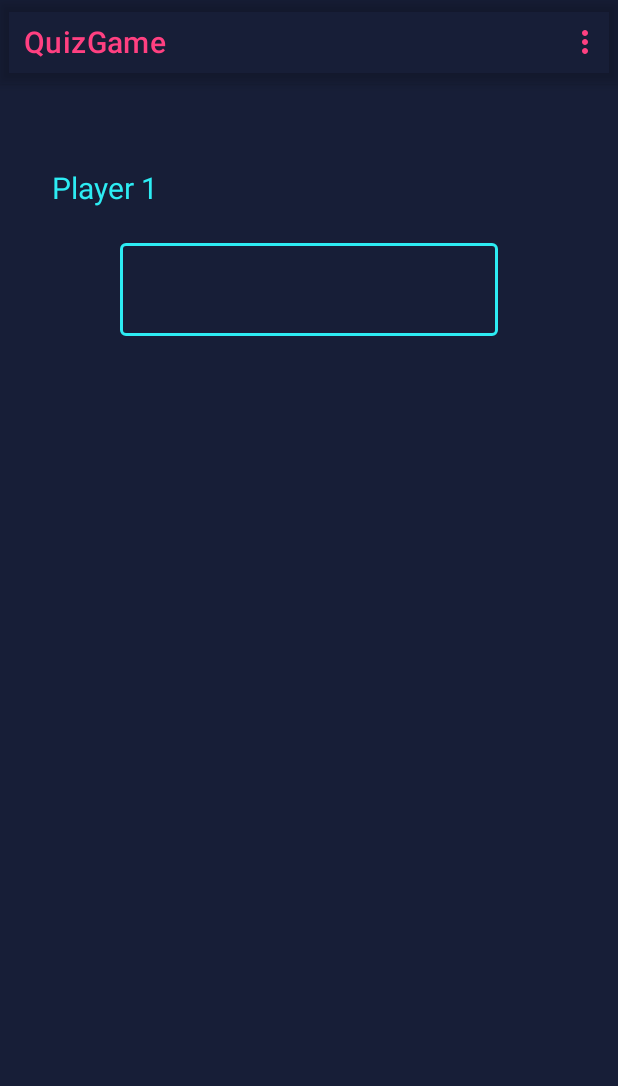
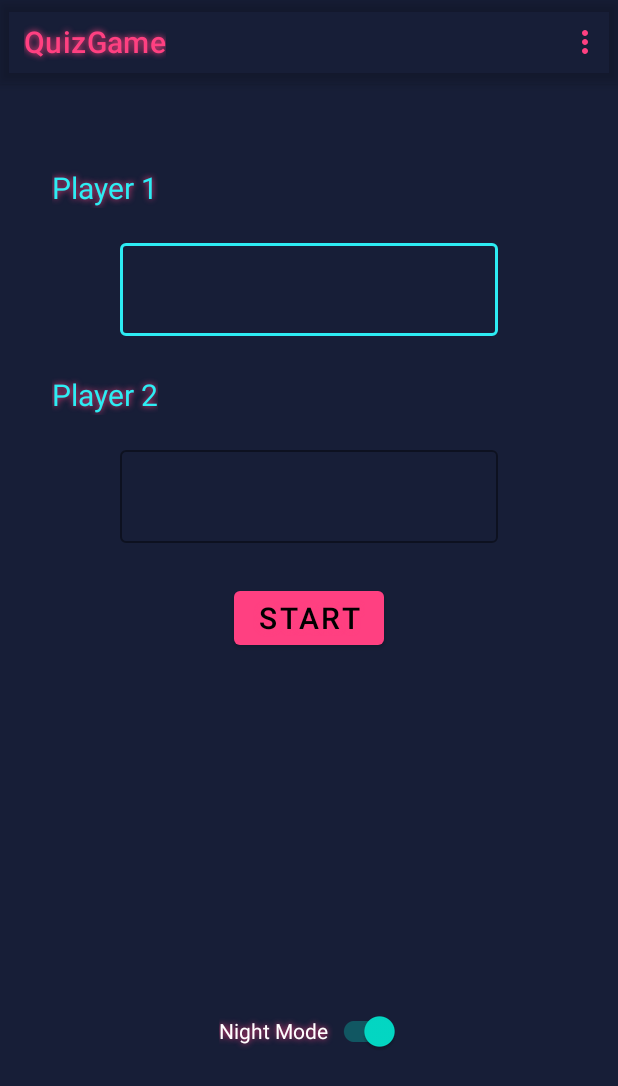
Before and after one commit to Ethan0Stevens/QuizGame-steveth, an Android app: the screen it shows after launch (MainActivity), on a phone screen of 412 x 824 dp. Shown: the top 1086 px of the screen. Run offline under Robolectric (Android 15) with nearby library versions, the phone set to English and light mode, and no system bars.

Commit message:
Fin du projet

```diff
--- a/app/src/main/java/com/steveth/quizgame/MainActivity.java
+++ b/app/src/main/java/com/steveth/quizgame/MainActivity.java
@@ -1,10 +1,14 @@
 package com.steveth.quizgame;
 
 import androidx.appcompat.app.AppCompatActivity;
+import androidx.appcompat.app.AppCompatDelegate;
+import androidx.appcompat.widget.SwitchCompat;
 import androidx.appcompat.widget.Toolbar;
 
 import android.annotation.SuppressLint;
+import android.app.UiModeManager;
 import android.content.Intent;
+import android.content.SharedPreferences;
 import android.os.Bundle;
 import android.text.Editable;
 import android.text.TextWatcher;
@@ -13,7 +17,9 @@ import android.view.MenuInflater;
 import android.view.MenuItem;
 import android.view.View;
 import android.widget.Button;
+import android.widget.CompoundButton;
 import android.widget.LinearLayout;
+import android.widget.Switch;
 import android.widget.TextView;
 
 import com.google.android.material.textfield.TextInputEditText;
@@ -31,6 +37,9 @@ public class MainActivity extends AppCompatActivity {
     private LinearLayout LL_about;
     private Button BT_Start;
 
+    private SharedPreferences sharedPreferences = null;
+    private SwitchCompat NightMode;
+
     @Override
     protected void onCreate(Bundle savedInstanceState) {
         super.onCreate(savedInstanceState);
@@ -44,6 +53,8 @@ public class MainActivity extends AppCompatActivity {
         InLayout_p2 = findViewById(R.id.textInputLayout_p2);
         LL_about = findViewById(R.id.main_about_popup);
         BT_Start = findViewById(R.id.start_bt);
+        NightMode = findViewById(R.id.switchNightMode);
+        sharedPreferences = getSharedPreferences("night", 0);
     }
 
     @Override
@@ -84,6 +95,29 @@ public class MainActivity extends AppCompatActivity {
             @Override
             public void afterTextChanged(Editable editable) {}
         });
+
+        boolean booleanValue = sharedPreferences.getBoolean("night_mode", true);
+        if (booleanValue) {
+            AppCompatDelegate.setDefaultNightMode(AppCompatDelegate.MODE_NIGHT_YES);
+            NightMode.setChecked(true);
+        }
+
+        NightMode.setOnCheckedChangeListener(new CompoundButton.OnCheckedChangeListener() {
+            @Override
+            public void onCheckedChanged(CompoundButton buttonView, boolean isChecked) {
+                if (isChecked){
+                    AppCompatDelegate.setDefaultNightMode(AppCompatDelegate.MODE_NIGHT_YES);
+                    SharedPreferences.Editor editor = sharedPreferences.edit();
+                    editor.putBoolean("night_mode", true);
+                    editor.apply();
+                } else {
+                    AppCompatDelegate.setDefaultNightMode(AppCompatDelegate.MODE_NIGHT_NO);
+                    SharedPreferences.Editor editor = sharedPreferences.edit();
+                    editor.putBoolean("night_mode", false);
+                    editor.apply();
+                }
+            }
+        });
     }
 
     /**
@@ -111,7 +145,10 @@ public class MainActivity extends AppCompatActivity {
                 LL_about.setClickable(true);
                 break;
             case R.id.action_settings:
-
+                Intent SettingsActivity = new Intent(this, SettingsActivity.class);
+                startActivity(SettingsActivity);
+                //Animation de changement d'activité
+                overridePendingTransition(R.anim.slide_in_right, R.anim.slide_out_left);
                 break;
             default:
                 return super.onOptionsItemSelected(item);
--- a/app/src/main/res/layout-v26/activity_main.xml
+++ /dev/null
@@ -1,206 +0,0 @@
-<?xml version="1.0" encoding="utf-8"?>
-<androidx.constraintlayout.widget.ConstraintLayout xmlns:android="http://schemas.android.com/apk/res/android"
-    xmlns:app="http://schemas.android.com/apk/res-auto"
-    xmlns:tools="http://schemas.android.com/tools"
-    android:id="@+id/constraintLayout"
-    android:layout_width="match_parent"
-    android:layout_height="match_parent"
-    android:onClick="CloseAbout"
-    tools:context=".MainActivity">
-
-    <com.google.android.material.appbar.AppBarLayout
-        android:id="@+id/appBarLayout"
-        android:layout_width="match_parent"
-        android:layout_height="wrap_content"
-        android:background="@color/colorBackGround"
-        app:layout_constraintEnd_toEndOf="parent"
-        app:layout_constraintStart_toStartOf="parent"
-        app:layout_constraintTop_toTopOf="parent">
-
-        <com.google.android.material.appbar.MaterialToolbar
-            android:id="@+id/main_toolbar"
-            android:layout_width="match_parent"
-            android:layout_height="match_parent"
-            android:elevation="5dp"
-            android:theme="@style/ThemeOverlay.AppCompat.ActionBar"
-            app:popupTheme="@style/ThemeOverlay.AppCompat.Light" />
-
-    </com.google.android.material.appbar.AppBarLayout>
-
-    <!-- Note: A RecyclerView can also be used -->
-
-    <androidx.core.widget.NestedScrollView
-        android:id="@+id/nestedScrollView"
-        android:layout_width="match_parent"
-        android:layout_height="match_parent"
-        app:layout_behavior="@string/appbar_scrolling_view_behavior">
-
-        <!-- Scrollable content -->
-
-    </androidx.core.widget.NestedScrollView>
-
-    <TextView
-        android:id="@+id/tv_p1"
-        android:layout_width="wrap_content"
-        android:layout_height="wrap_content"
-        android:text="@string/player_1"
-        android:textSize="@dimen/main_size_txt_tv"
-        android:layout_marginStart="@dimen/main_margin_start_player_tv"
-        app:layout_constraintBottom_toTopOf="@id/tv_p2"
-        app:layout_constraintEnd_toStartOf="@id/textInputLayout_p1"
-        app:layout_constraintStart_toStartOf="parent"
-        app:layout_constraintTop_toTopOf="parent" />
-
-    <com.google.android.material.textfield.TextInputLayout
-        style="@style/Widget.QuizGame.TextInputLayer.Players"
-        android:id="@+id/textInputLayout_p1"
-        android:layout_width="match_parent"
-        android:layout_height="wrap_content"
-        android:layout_marginHorizontal="@dimen/main_players_margin_ed"
-        app:layout_constraintBottom_toTopOf="@+id/tv_p2"
-        app:layout_constraintEnd_toEndOf="parent"
-        app:layout_constraintStart_toStartOf="parent"
-        app:layout_constraintTop_toBottomOf="@+id/tv_p1">
-
-        <com.google.android.material.textfield.TextInputEditText
-            android:id="@+id/main_p1_ed"
-            android:layout_width="match_parent"
-            android:layout_height="wrap_content"
-            android:inputType="text"
-            android:maxLength="15"
-            android:maxLines="1"
-            android:singleLine="true"
-            android:textAlignment="center"
-            android:textColor="@color/colorSecondary"
-            android:textSize="@dimen/main_size_txt_tv"
-            android:focusedByDefault="true"/>
-
-    </com.google.android.material.textfield.TextInputLayout>
-
-    <TextView
-        android:id="@+id/tv_p2"
-        android:layout_width="wrap_content"
-        android:layout_height="wrap_content"
-        android:text="@string/player_2"
-        android:textSize="@dimen/main_size_txt_tv"
-        android:visibility="invisible"
-        android:layout_marginStart="@dimen/main_margin_start_player_tv"
-        app:layout_constraintBottom_toTopOf="@+id/start_bt"
-        app:layout_constraintEnd_toStartOf="@+id/textInputLayout_p2"
-        app:layout_constraintStart_toStartOf="parent"
-        app:layout_constraintTop_toBottomOf="@+id/tv_p1" />
-
-    <com.google.android.material.textfield.TextInputLayout
-        style="@style/Widget.QuizGame.TextInputLayer.Players"
-        android:id="@+id/textInputLayout_p2"
-        android:layout_width="match_parent"
-        android:layout_height="wrap_content"
-        android:layout_marginHorizontal="@dimen/main_players_margin_ed"
-        android:visibility="invisible"
-        app:layout_constraintBottom_toTopOf="@+id/start_bt"
-        app:layout_constraintEnd_toEndOf="parent"
-        app:layout_constraintStart_toStartOf="parent"
-        app:layout_constraintTop_toBottomOf="@+id/tv_p2">
-
-        <com.google.android.material.textfield.TextInputEditText
-            android:id="@+id/main_p2_ed"
-            android:layout_width="match_parent"
-            android:layout_height="wrap_content"
-            android:inputType="text"
-            android:maxLength="15"
-            android:maxLines="1"
-            android:singleLine="true"
-            android:textAlignment="center"
-            android:textColor="@color/colorSecondary"
-            android:textSize="@dimen/main_size_txt_tv" />
-
-    </com.google.android.material.textfield.TextInputLayout>
-
-    <Button
-        android:id="@+id/start_bt"
-        android:layout_width="wrap_content"
-        android:layout_height="wrap_content"
-        android:text="@string/main_start_bt"
-        android:textSize="@dimen/main_txt_size_bt"
-        android:visibility="invisible"
-        android:onClick="playGame"
-        app:layout_constraintBottom_toBottomOf="parent"
-        app:layout_constraintEnd_toEndOf="parent"
-        app:layout_constraintStart_toStartOf="parent"
-        app:layout_constraintTop_toTopOf="parent" />
-
-    <LinearLayout
-        android:id="@+id/main_about_popup"
-        android:layout_width="wrap_content"
-        android:layout_height="wrap_content"
-        android:background="@drawable/layout_bg"
-        android:elevation="10dp"
-        android:gravity="center"
-        android:orientation="vertical"
-        android:translationZ="90dp"
-        android:visibility="invisible"
-        app:layout_constraintBottom_toBottomOf="parent"
-        app:layout_constraintEnd_toEndOf="parent"
-        app:layout_constraintStart_toStartOf="parent"
-        app:layout_constraintTop_toTopOf="parent">
-
-        <TextView
-            android:layout_width="wrap_content"
-            android:layout_height="wrap_content"
-            android:layout_margin="40dp"
-            android:elevation="2dp"
-            android:shadowColor="@color/colorTertiaryShadow"
-            android:shadowDx="0"
-            android:shadowDy="0"
-            android:shadowRadius="15"
-            android:text="@string/main_about_title"
-            android:textAppearance="?attr/textAppearanceHeadline6" />
-
-        <TextView
-            android:layout_width="wrap_content"
-            android:layout_height="wrap_content"
-            android:shadowColor="@color/colorTertiaryShadow"
-            android:shadowDx="0"
-            android:shadowDy="0"
-            android:shadowRadius="15"
-            android:text="@string/main_about_author"
-            android:textAppearance="?attr/textAppearanceHeadline6" />
-
-        <TextView
-            android:layout_width="wrap_content"
-            android:layout_height="wrap_content"
-            android:layout_marginBottom="20dp"
-            android:shadowColor="@color/colorSecondaryShadow"
-            android:shadowDx="0"
-            android:shadowDy="0"
-            android:shadowRadius="15"
-            android:text="@string/main_about_author_name"
-            android:textAppearance="?attr/textAppearanceHeadline6"
-            android:textColor="@color/colorSecondary" />
-
-        <TextView
-            android:layout_width="wrap_content"
-            android:layout_height="wrap_content"
-            android:shadowColor="@color/colorTertiaryShadow"
-            android:shadowDx="0"
-            android:shadowDy="0"
-            android:shadowRadius="15"
-            android:text="@string/main_about_version"
-            android:textAppearance="?attr/textAppearanceHeadline6"
-            android:textColor="@color/colorTertiary" />
-
-        <TextView
-            android:layout_width="wrap_content"
-            android:layout_height="wrap_content"
-            android:layout_marginBottom="40dp"
-            android:shadowColor="@color/colorSecondaryShadow"
-            android:shadowDx="0"
-            android:shadowDy="0"
-            android:shadowRadius="15"
-            android:text="@string/main_about_version_txt"
-            android:textAppearance="?attr/textAppearanceHeadline6"
-            android:textColor="@color/colorSecondary" />
-
-    </LinearLayout>
-
-</androidx.constraintlayout.widget.ConstraintLayout>
--- a/app/src/main/res/layout/activity_main.xml
+++ b/app/src/main/res/layout/activity_main.xml
@@ -23,7 +23,7 @@
             android:layout_height="match_parent"
             android:elevation="5dp"
             android:theme="@style/ThemeOverlay.AppCompat.ActionBar"
-            app:popupTheme="@style/ThemeOverlay.AppCompat.Light" />
+            app:popupTheme="@style/ThemeOverlay.PopupTheme" />
 
     </com.google.android.material.appbar.AppBarLayout>
 
@@ -72,8 +72,7 @@
             android:singleLine="true"
             android:textAlignment="center"
             android:textColor="@color/colorSecondary"
-            android:textSize="@dimen/main_size_txt_tv"
-            android:focusedByDefault="true"/>
+            android:textSize="@dimen/main_size_txt_tv" />
 
     </com.google.android.material.textfield.TextInputLayout>
 
@@ -129,6 +128,7 @@
         app:layout_constraintStart_toStartOf="parent"
         app:layout_constraintTop_toTopOf="parent" />
 
+
     <LinearLayout
         android:id="@+id/main_about_popup"
         android:layout_width="wrap_content"
@@ -153,7 +153,7 @@
             android:shadowDx="0"
             android:shadowDy="0"
             android:shadowRadius="15"
-            android:text="QuizGame"
+            android:text="@string/main_about_title"
             android:textAppearance="?attr/textAppearanceHeadline6" />
 
         <TextView
@@ -163,7 +163,7 @@
             android:shadowDx="0"
             android:shadowDy="0"
             android:shadowRadius="15"
-            android:text="Author"
+            android:text="@string/main_about_author"
             android:textAppearance="?attr/textAppearanceHeadline6" />
 
         <TextView
@@ -174,7 +174,7 @@
             android:shadowDx="0"
             android:shadowDy="0"
             android:shadowRadius="15"
-            android:text="Ethan Stevens"
+            android:text="@string/main_about_author_name"
             android:textAppearance="?attr/textAppearanceHeadline6"
             android:textColor="@color/colorSecondary" />
 
@@ -185,7 +185,7 @@
             android:shadowDx="0"
             android:shadowDy="0"
             android:shadowRadius="15"
-            android:text="Version"
+            android:text="@string/main_about_version"
             android:textAppearance="?attr/textAppearanceHeadline6"
             android:textColor="@color/colorTertiary" />
 
@@ -197,10 +197,20 @@
             android:shadowDx="0"
             android:shadowDy="0"
             android:shadowRadius="15"
-            android:text="1.1"
+            android:text="@string/main_about_version_txt"
             android:textAppearance="?attr/textAppearanceHeadline6"
             android:textColor="@color/colorSecondary" />
 
     </LinearLayout>
 
+    <androidx.appcompat.widget.SwitchCompat
+        android:id="@+id/switchNightMode"
+        android:layout_width="wrap_content"
+        android:layout_height="wrap_content"
+        android:text="@string/main_night_mode"
+        app:layout_constraintBottom_toBottomOf="parent"
+        app:layout_constraintEnd_toEndOf="parent"
+        app:layout_constraintStart_toStartOf="parent"
+        app:layout_constraintTop_toBottomOf="@+id/main_about_popup" />
+
 </androidx.constraintlayout.widget.ConstraintLayout>
--- a/app/src/main/res/menu/main_menu.xml
+++ b/app/src/main/res/menu/main_menu.xml
@@ -5,7 +5,8 @@
     <item
         android:id="@+id/action_about"
         android:title="@string/main_menu_about"
-        app:showAsAction="never" />
+        app:showAsAction="never"
+        />
 
     <item
         android:id="@+id/action_settings"
--- /dev/null
+++ b/app/src/main/res/values-night/colors.xml
@@ -0,0 +1,16 @@
+<?xml version="1.0" encoding="utf-8"?>
+<resources>
+    <color name="colorPrimary">#FF4081</color>
+    <color name="colorSecondary">#2DECF3</color>
+    <color name="colorSecondaryShadow">#11F8F0</color>
+    <color name="colorTertiary">#FF4081</color>
+    <color name="colorTertiaryShadow">#F8397A</color>
+    <color name="colorAccent">#FF4081</color>
+    <color name="textColorPrimary">#FF4081</color>
+    <color name="textColorSecondary">#2DECF3</color>
+    <color name="colorBackGround">#171E37</color>>
+    <color name="textInputLayoutBorder">#2DECF3</color>
+    <color name="shadow">#FF4081</color>
+    <color name="black">#FF000000</color>
+    <color name="white">#FFFFFFFF</color>
+</resources>
--- a/app/src/main/res/values/colors.xml
+++ b/app/src/main/res/values/colors.xml
@@ -1,16 +1,16 @@
 <?xml version="1.0" encoding="utf-8"?>
 <resources>
-    <!-- Light theme -->
-    <color name="colorPrimary">#FF4081</color>
-    <color name="colorSecondary">#2DECF3</color>
-    <color name="colorSecondaryShadow">#11F8F0</color>
-    <color name="colorTertiary">#FF4081</color>
-    <color name="colorTertiaryShadow">#F8397A</color>
-    <color name="colorAccent">#FF4081</color>
-    <color name="textColorPrimary">#FF4081</color>
-    <color name="textColorSecondary">#2DECF3</color>
-    <color name="colorBackGround">#171E37</color>>
-    <color name="textInputLayoutBorder">#2DECF3</color>
+    <color name="colorPrimary">#6A35E6</color>
+    <color name="colorSecondary">#6A35E6</color>
+    <color name="colorSecondaryShadow">#6A35E6</color>
+    <color name="colorTertiary">#FF000000</color>
+    <color name="colorTertiaryShadow">#FF000000</color>
+    <color name="colorAccent">#FF000000</color>
+    <color name="textColorPrimary">#FF000000</color>
+    <color name="textColorSecondary">#6A35E6</color>
+    <color name="colorBackGround">#D0D3E4</color>>
+    <color name="textInputLayoutBorder">#6A35E6</color>
+    <color name="shadow">#6A35E6</color>
     <color name="black">#FF000000</color>
     <color name="white">#FFFFFFFF</color>
 </resources>
--- a/app/src/main/res/values/strings.xml
+++ b/app/src/main/res/values/strings.xml
@@ -23,5 +23,6 @@
     <string name="questions">Questions</string>
     <string name="bt_txt_menu">Menu</string>
     <string name="bt_txt_restart">restart</string>
+    <string name="main_night_mode">Night Mode</string>
 
 </resources>
--- a/app/src/main/res/values/sytle.xml
+++ b/app/src/main/res/values/sytle.xml
@@ -10,7 +10,11 @@
         <item name="android:textColorPrimary">@color/colorPrimary</item>
         <item name="android:textColorSecondary">@color/colorSecondary</item>
         <item name="android:textColorTertiary">@color/textColorSecondary</item>
-        <item name="android:shadowColor">@color/colorTertiaryShadow</item>
+        <item name="android:shadowDy">0</item>
+        <item name="android:shadowDx">0</item>
+        <item name="android:shadowRadius">5</item>
+        <item name="android:shadowColor">@color/shadow</item>
+
     </style>
 
     <!--Style pour les Input Text -->
@@ -23,4 +27,11 @@
         <item name="android:paddingBottom">8dp</item>
     </style>
 
+    <!--Style pour les Input Text -->
+    <style name="ThemeOverlay.PopupTheme" parent="Theme.AppCompat.Light">
+        <item name="android:colorBackground">@color/colorBackGround</item>
+        <item name="android:textColor">@color/colorPrimary</item>
+
+    </style>
+
 </resources>
```
Also changed, not shown: app/src/main/AndroidManifest.xml (+8 -0 lines), app/src/main/java/com/steveth/quizgame/Controllers/QuestionManager.java (+28 -0 lines), app/src/main/java/com/steveth/quizgame/GameActivity.java (+22 -10 lines), app/src/main/java/com/steveth/quizgame/Models/Question.java (+7 -0 lines), app/src/main/java/com/steveth/quizgame/Models/QuizeGameSQLiteOpenHelper.java (added, +27 -0 lines), app/src/main/java/com/steveth/quizgame/SettingsActivity.java (added, +29 -0 lines), app/src/main/res/layout-land/activity_game.xml (+5 -3 lines), app/src/main/res/layout/activity_settings.xml (added, +11 -0 lines).
